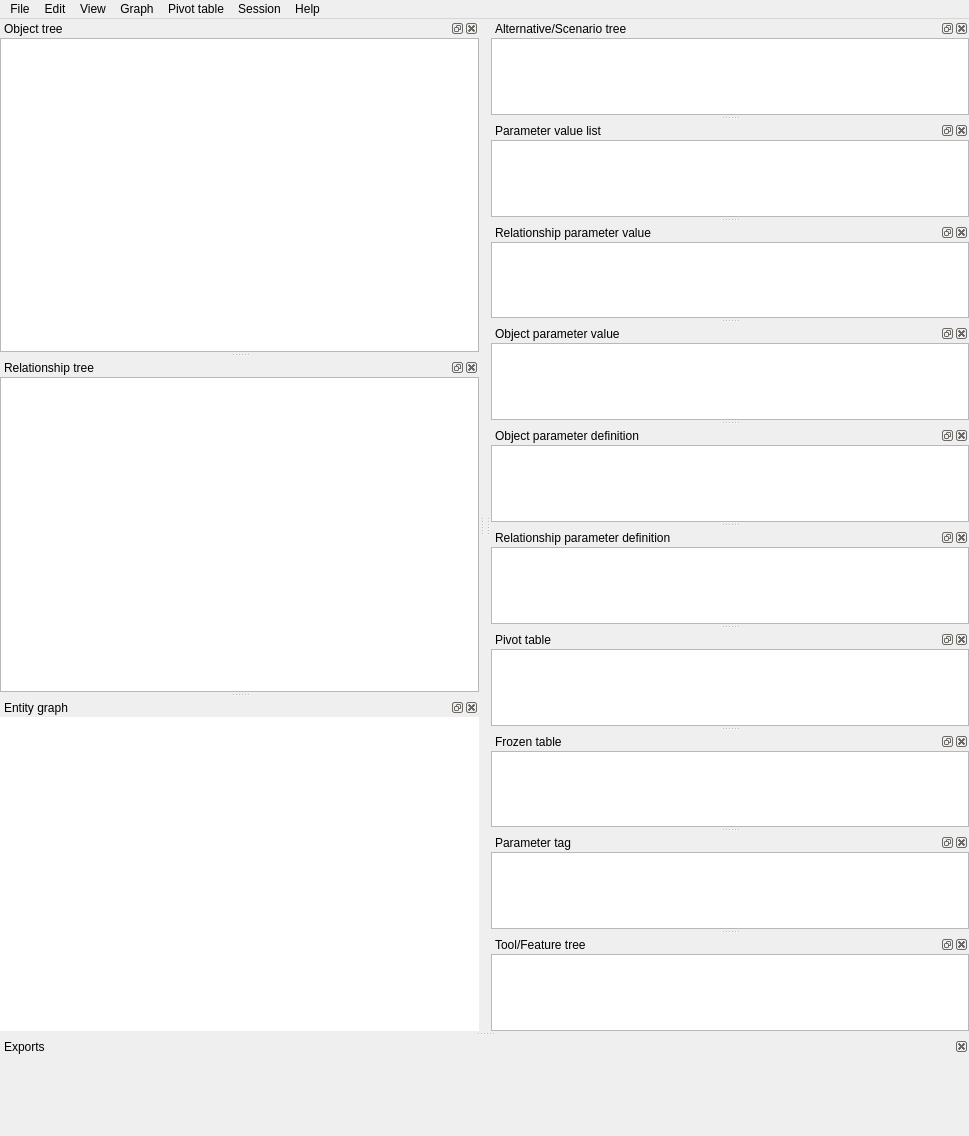
spine-tools/Spine-Toolbox, file spinetoolbox/spine_db_editor/ui/spine_db_editor_window.ui: the form before one commit.
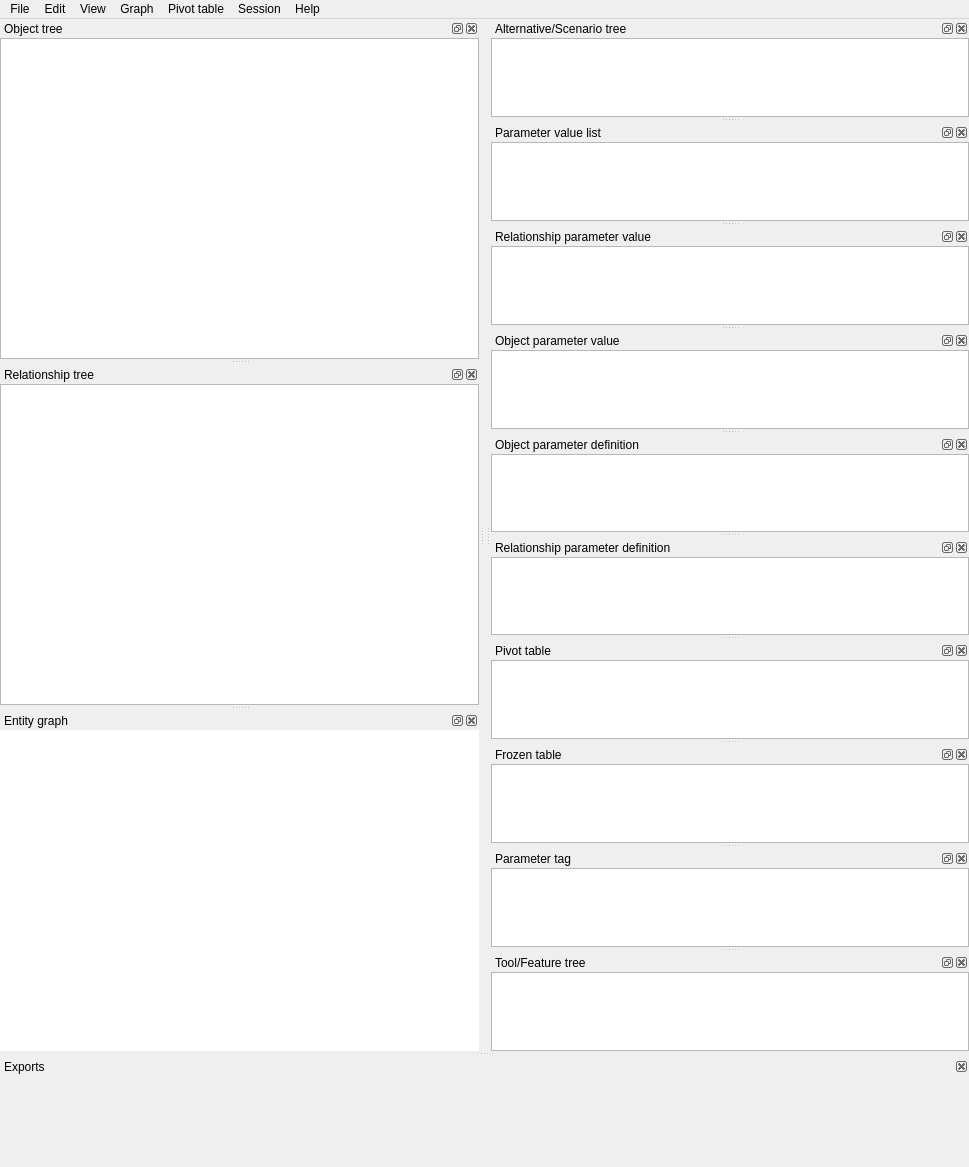
The form after the commit. Icons and pictures are not drawn. Custom widgets are drawn as their Qt base class.

```diff
--- a/spinetoolbox/spine_db_editor/ui/spine_db_editor_window.ui
+++ b/spinetoolbox/spine_db_editor/ui/spine_db_editor_window.ui
@@ -19,7 +19,7 @@
     <x>0</x>
     <y>0</y>
     <width>969</width>
-    <height>1136</height>
+    <height>1167</height>
    </rect>
   </property>
   <property name="windowTitle">
```
Left out of the diff: 2 changed lines with no effect on the pictures.
